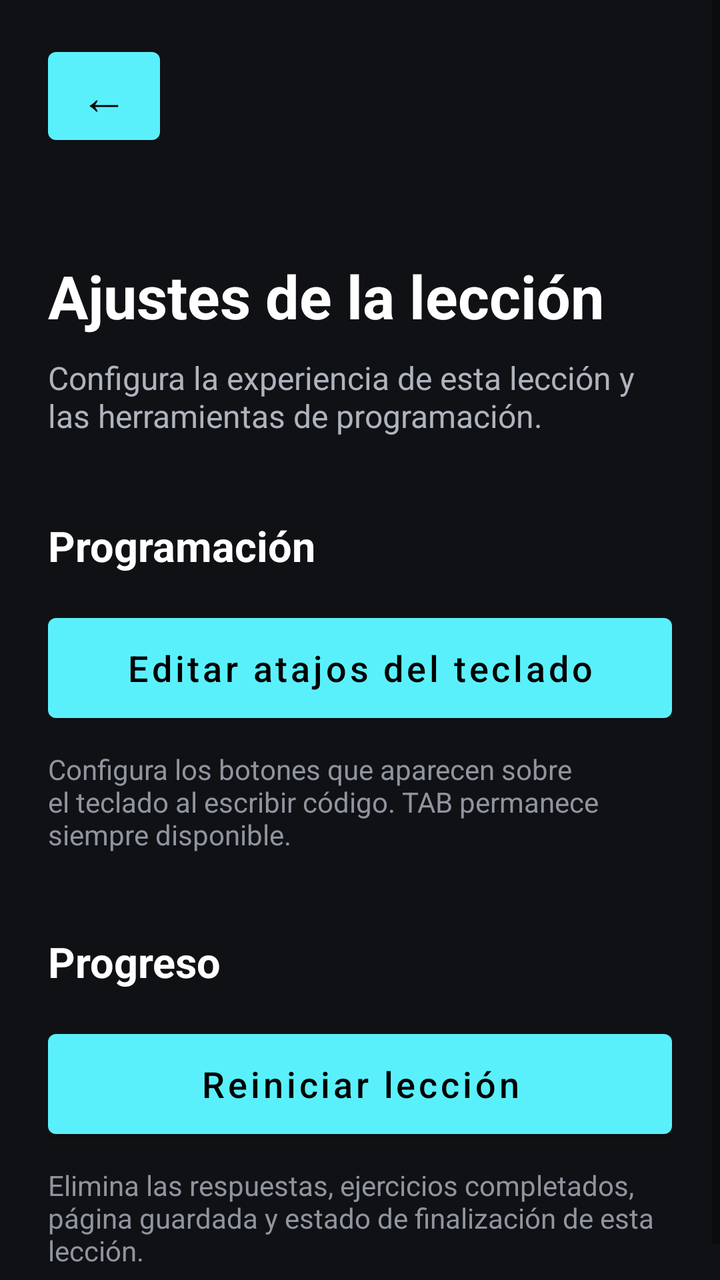
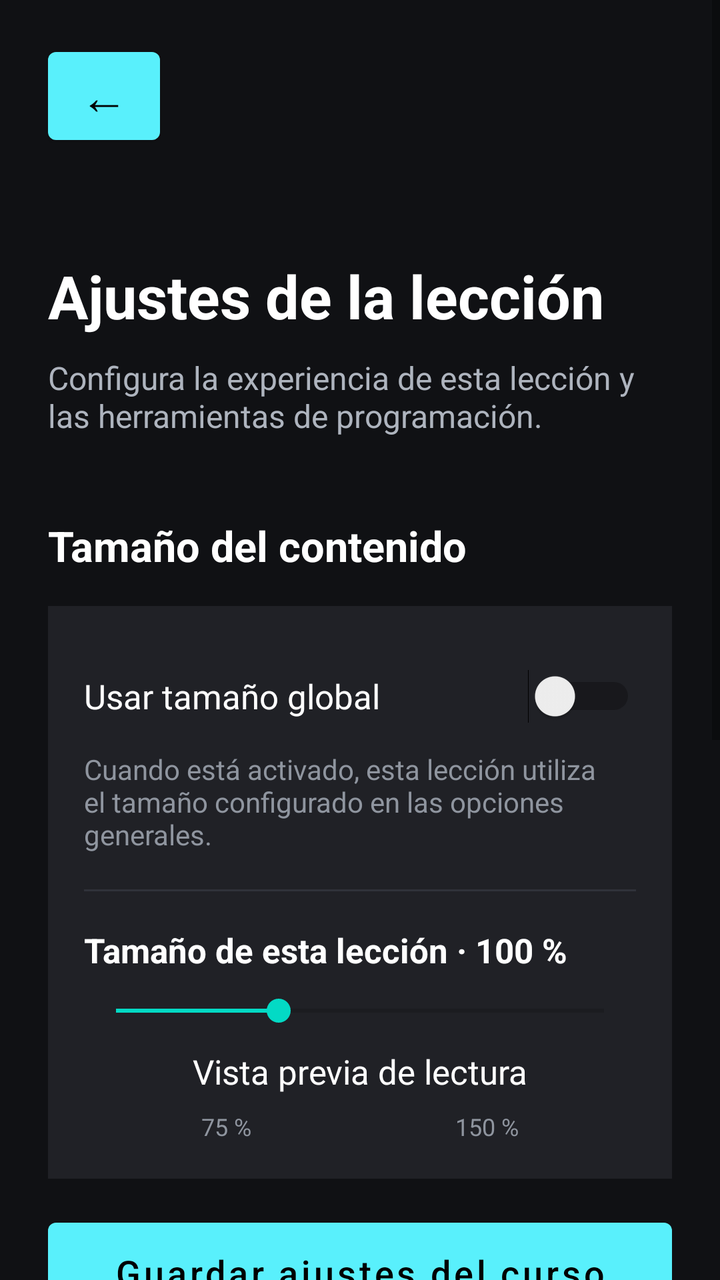

An Android layout rendered at two revisions. The XML below is the earlier revision; the diff shows what the commit changed to produce the second picture.
<!-- AndroidManifest.xml: application theme Theme.LearnGraphicsProgramming -->
<!-- res/layout/activity_lesson_options.xml -->
<?xml version="1.0" encoding="utf-8"?>
<ScrollView
    xmlns:android="http://schemas.android.com/apk/res/android"
    android:layout_width="match_parent"
    android:layout_height="match_parent"
    android:background="#101114"
    android:fillViewport="true">

    <LinearLayout
        android:layout_width="match_parent"
        android:layout_height="wrap_content"
        android:orientation="vertical"
        android:paddingStart="24dp"
        android:paddingTop="20dp"
        android:paddingEnd="24dp"
        android:paddingBottom="24dp">

        <Button
            android:id="@+id/buttonBack"
            android:layout_width="56dp"
            android:layout_height="56dp"
            android:minWidth="0dp"
            android:minHeight="0dp"
            android:padding="0dp"
            android:text="←"
            android:textAllCaps="false"
            android:textSize="24sp" />

        <TextView
            android:id="@+id/textLessonNumber"
            android:layout_width="match_parent"
            android:layout_height="wrap_content"
            android:layout_marginTop="24dp"
            android:textColor="@color/accent_text_default"
            android:textSize="16sp"
            android:textStyle="bold" />

        <TextView
            android:layout_width="match_parent"
            android:layout_height="wrap_content"
            android:layout_marginTop="6dp"
            android:text="Ajustes de la lección"
            android:textColor="#FFFFFF"
            android:textSize="30sp"
            android:textStyle="bold" />

        <TextView
            android:layout_width="match_parent"
            android:layout_height="wrap_content"
            android:layout_marginTop="10dp"
            android:text="Configura la experiencia de esta lección y las herramientas de programación."
            android:textColor="#AEB4BE"
            android:textSize="16sp" />

        

        <TextView
            android:layout_width="match_parent"
            android:layout_height="wrap_content"
            android:layout_marginTop="40dp"
            android:text="Programación"
            android:textColor="#FFFFFF"
            android:textSize="21sp"
            android:textStyle="bold" />

        <Button
            android:id="@+id/buttonEditProgrammingShortcuts"
            android:layout_width="match_parent"
            android:layout_height="wrap_content"
            android:layout_marginTop="16dp"
            android:minHeight="62dp"
            android:text="Editar atajos del teclado"
            android:textAllCaps="false"
            android:textSize="18sp" />

        <TextView
            android:layout_width="match_parent"
            android:layout_height="wrap_content"
            android:layout_marginTop="10dp"
            android:text="Configura los botones que aparecen sobre el teclado al escribir código. TAB permanece siempre disponible."
            android:textColor="#8F959F"
            android:textSize="14sp" />

        

        <TextView
            android:layout_width="match_parent"
            android:layout_height="wrap_content"
            android:layout_marginTop="40dp"
            android:text="Progreso"
            android:textColor="#FFFFFF"
            android:textSize="21sp"
            android:textStyle="bold" />

        <Button
            android:id="@+id/buttonResetLesson"
            android:layout_width="match_parent"
            android:layout_height="wrap_content"
            android:layout_marginTop="16dp"
            android:minHeight="62dp"
            android:text="Reiniciar lección"
            android:textAllCaps="false"
            android:textSize="18sp" />

        <TextView
            android:layout_width="match_parent"
            android:layout_height="wrap_content"
            android:layout_marginTop="10dp"
            android:text="Elimina las respuestas, ejercicios completados, página guardada y estado de finalización de esta lección."
            android:textColor="#8F959F"
            android:textSize="14sp" />

    </LinearLayout>

</ScrollView>
<!-- resources referenced by this layout -->
<resources>
  <color name="accent_text_default">#FF55E6F2</color>
  <style name="Theme.LearnGraphicsProgramming" parent="Theme.MaterialComponents.DayNight.DarkActionBar">
          
          <item name="colorPrimary">@color/purple_500</item>
          <item name="colorPrimaryVariant">@color/purple_700</item>
          <item name="colorOnPrimary">@color/black</item>
          
          <item name="colorSecondary">@color/teal_200</item>
          <item name="colorSecondaryVariant">@color/teal_700</item>
          <item name="colorOnSecondary">@color/black</item>
          
          <item name="android:statusBarColor">?attr/colorPrimaryVariant</item>
          
          <item name="windowActionBar">false</item>
          <item name="windowNoTitle">true</item>
      </style>
  <color name="purple_500">#FF59F0FC</color>
  <color name="purple_700">#FF31848B</color>
  <color name="black">#FF000000</color>
  <color name="teal_200">#FF03DAC5</color>
  <color name="teal_700">#FF018786</color>
</resources>

<!-- the commit's change to res/layout/activity_lesson_options.xml (unified diff, before → after) -->
@@ -58,6 +58,99 @@
             android:layout_width="match_parent"
             android:layout_height="wrap_content"
             android:layout_marginTop="40dp"
+            android:text="Tamaño del contenido"
+            android:textColor="#FFFFFF"
+            android:textSize="21sp"
+            android:textStyle="bold" />
+
+        <LinearLayout
+            android:layout_width="match_parent"
+            android:layout_height="wrap_content"
+            android:layout_marginTop="16dp"
+            android:background="#202126"
+            android:orientation="vertical"
+            android:paddingStart="18dp"
+            android:paddingTop="18dp"
+            android:paddingEnd="18dp"
+            android:paddingBottom="18dp">
+
+            <Switch
+                android:id="@+id/switchUseGlobalTextSize"
+                android:layout_width="match_parent"
+                android:layout_height="wrap_content"
+                android:minHeight="54dp"
+                android:text="Usar tamaño global"
+                android:textColor="#FFFFFF"
+                android:textSize="17sp" />
+
+            <TextView
+                android:layout_width="match_parent"
+                android:layout_height="wrap_content"
+                android:layout_marginBottom="18dp"
+                android:text="Cuando está activado, esta lección utiliza el tamaño configurado en las opciones generales."
+                android:textColor="#8F959F"
+                android:textSize="14sp" />
+
+            <View
+                android:layout_width="match_parent"
+                android:layout_height="1dp"
+                android:background="#30323A" />
+
+            <TextView
+                android:id="@+id/textLessonTextSize"
+                android:layout_width="match_parent"
+                android:layout_height="wrap_content"
+                android:layout_marginTop="18dp"
+                android:text="Tamaño de esta lección · 100 %"
+                android:textColor="#FFFFFF"
+                android:textSize="17sp"
+                android:textStyle="bold" />
+
+            <SeekBar
+                android:id="@+id/seekLessonTextSize"
+                android:layout_width="match_parent"
+                android:layout_height="wrap_content"
+                android:layout_marginTop="10dp"
+                android:max="75"
+                android:progress="25" />
+
+            <TextView
+                android:id="@+id/textLessonTextSizePreview"
+                android:layout_width="match_parent"
+                android:layout_height="wrap_content"
+                android:layout_marginTop="10dp"
+                android:gravity="center"
+                android:text="Vista previa de lectura"
+                android:textColor="#FFFFFF"
+                android:textSize="17sp" />
+
+            <TextView
+                android:layout_width="match_parent"
+                android:layout_height="wrap_content"
+                android:layout_marginTop="8dp"
+                android:gravity="center"
+                android:text="75 %                                  150 %"
+                android:textColor="#8F959F"
+                android:textSize="12sp" />
+
+        </LinearLayout>
+
+        <Button
+            android:id="@+id/buttonSaveCourseSettings"
+            android:layout_width="match_parent"
+            android:layout_height="wrap_content"
+            android:layout_marginTop="16dp"
+            android:minHeight="62dp"
+            android:text="Guardar ajustes del curso"
+            android:textAllCaps="false"
+            android:textSize="18sp" />
+
+        
+
+        <TextView
+            android:layout_width="match_parent"
+            android:layout_height="wrap_content"
+            android:layout_marginTop="40dp"
             android:text="Programación"
             android:textColor="#FFFFFF"
             android:textSize="21sp"
